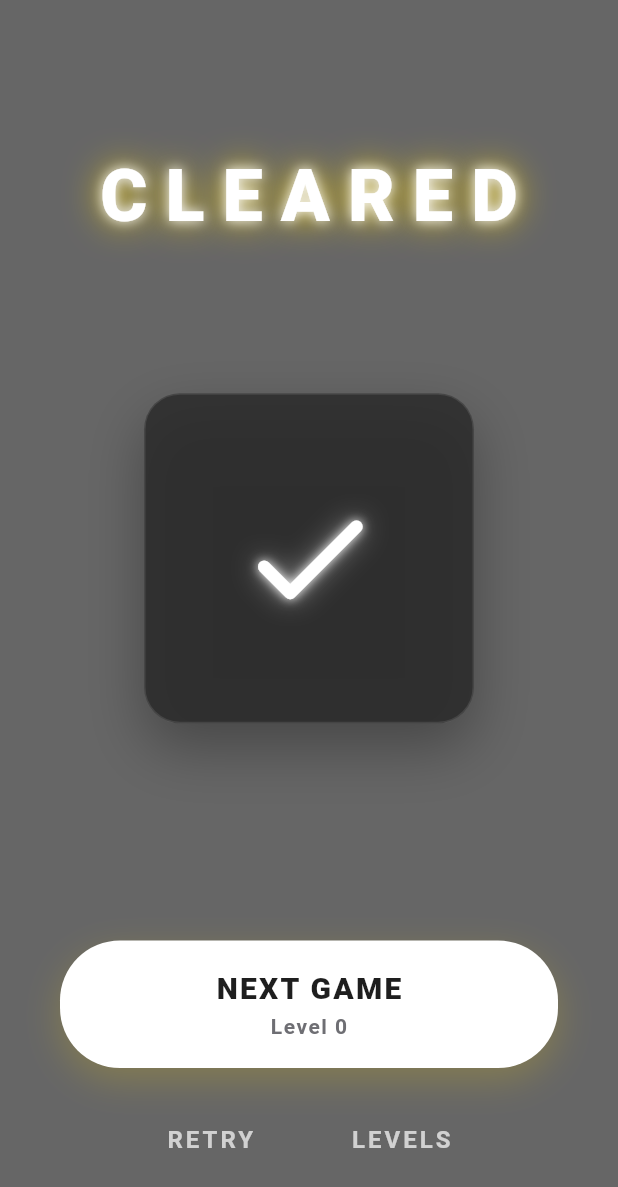
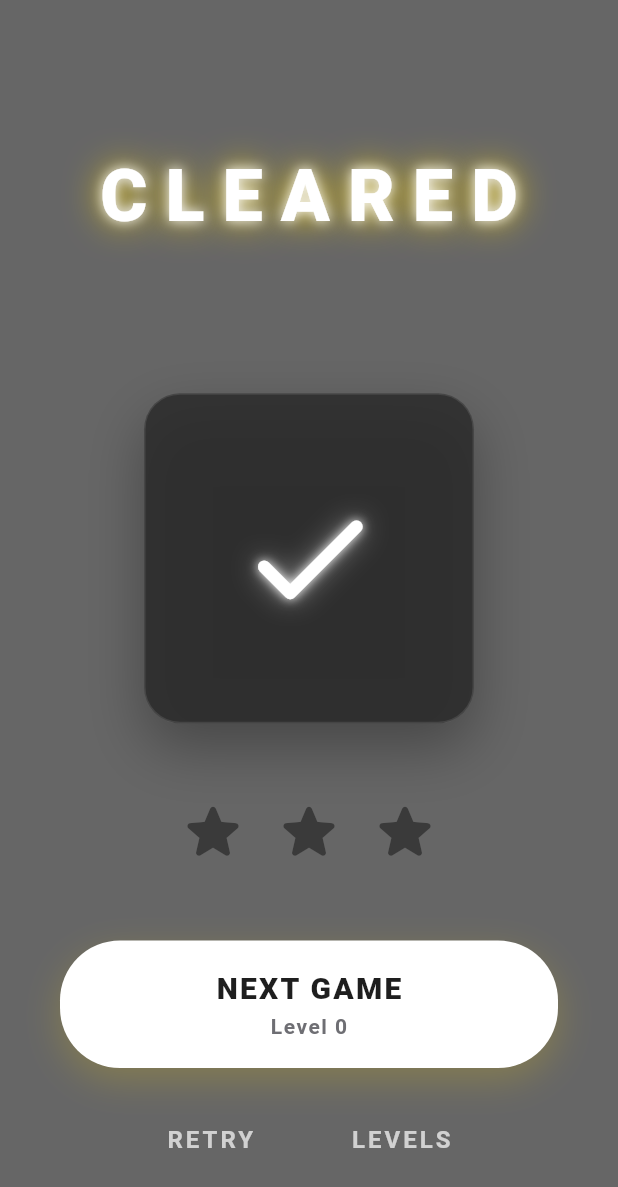
Before and after one commit to karthikedits01-ux/shadow_strips, a Flutter app: the LevelCompletedOverlay widget shown alone on an empty page, opened directly with empty values, after a tap on "NEXT GAME", on a phone screen of 412 x 824 dp. Shown: the top 1187 px of the screen. Run offline on Flutter 3.47's test engine with Material 3 defaults, Android fonts, the phone set to English and light mode, and no system bars; our stand-ins replace equatable, shared_preferences; accounts and stored records are empty.

Commit message:
texture s

```diff
--- a/lib/screens/game_screen.dart
+++ b/lib/screens/game_screen.dart
@@ -363,6 +363,7 @@ class _GameScreenState extends State<GameScreen> with TickerProviderStateMixin {
                 Positioned.fill(
                   child: LevelCompletedOverlay(
                     nextLevelNum: currentNum + 1,
+                    starsEarned: state.mistakes == 0 ? 3 : (state.mistakes == 1 ? 2 : 1),
                     onNextLevel: () {
                       widget.flowController.loadNextLevel();
                     },
--- a/lib/widgets/level_completed_overlay.dart
+++ b/lib/widgets/level_completed_overlay.dart
@@ -1,11 +1,13 @@
 import 'dart:math' as math;
 import 'dart:ui' as ui;
 import 'package:flutter/material.dart';
+import 'package:flutter/services.dart';
 import '../logic/level_repository.dart';
 import '../models/strip.dart';
 
 class LevelCompletedOverlay extends StatelessWidget {
   final int nextLevelNum;
+  final int starsEarned;
   final VoidCallback onNextLevel;
   final VoidCallback onRetry;
   final VoidCallback onLevels;
@@ -13,6 +15,7 @@ class LevelCompletedOverlay extends StatelessWidget {
   const LevelCompletedOverlay({
     super.key,
     required this.nextLevelNum,
+    required this.starsEarned,
     required this.onNextLevel,
     required this.onRetry,
     required this.onLevels,
@@ -24,9 +27,9 @@ class LevelCompletedOverlay extends StatelessWidget {
       // We animate a master value from 0.0 to 1.0.
       // We'll apply different curves manually inside the builder for different elements.
       tween: Tween<double>(begin: 0.0, end: 1.0),
-      duration: const Duration(milliseconds: 1800),
+      duration: const Duration(milliseconds: 2500),
       builder: (context, value, child) {
-        final t = value * 1800.0;
+        final t = value * 2500.0;
 
         // 1. Fast Background Blur & UI Entrance (0 to 800ms)
         final uiProgress = (t / 800.0).clamp(0.0, 1.0);
@@ -177,7 +180,21 @@ class LevelCompletedOverlay extends StatelessWidget {
                       ),
                     ),
 
-                    const Spacer(flex: 3),
+                    Expanded(
+                      flex: 3,
+                      child: Center(
+                        child: Row(
+                          mainAxisAlignment: MainAxisAlignment.center,
+                          children: [
+                            _StampingStar(t: t, startTime: 1750.0, duration: 350.0, isEarned: starsEarned >= 1),
+                            const SizedBox(width: 16),
+                            _StampingStar(t: t, startTime: 1900.0, duration: 350.0, isEarned: starsEarned >= 2),
+                            const SizedBox(width: 16),
+                            _StampingStar(t: t, startTime: 2050.0, duration: 350.0, isEarned: starsEarned >= 3),
+                          ],
+                        ),
+                      ),
+                    ),
 
                     // Floating Controls
                     Opacity(
@@ -387,3 +404,84 @@ class _MiniMapPainter extends CustomPainter {
     return oldDelegate.strips != strips;
   }
 }
+
+class _StampingStar extends StatefulWidget {
+  final double t;
+  final double startTime;
+  final double duration;
+  final bool isEarned;
+
+  const _StampingStar({
+    required this.t,
+    required this.startTime,
+    required this.duration,
+    required this.isEarned,
+  });
+
+  @override
+  State<_StampingStar> createState() => _StampingStarState();
+}
+
+class _StampingStarState extends State<_StampingStar> {
+  bool _hasImpacted = false;
+
+  @override
+  void didUpdateWidget(covariant _StampingStar oldWidget) {
+    super.didUpdateWidget(oldWidget);
+
+    final endTime = widget.startTime + widget.duration;
+    if (widget.t >= endTime && oldWidget.t < endTime) {
+      if (!_hasImpacted) {
+        _hasImpacted = true;
+        if (widget.isEarned) {
+          HapticFeedback.heavyImpact();
+        }
+      }
+    }
+  }
+
+  @override
+  Widget build(BuildContext context) {
+    if (widget.t < widget.startTime) {
+      return const Opacity(
+        opacity: 0.0,
+        child: SizedBox(width: 48, height: 48),
+      );
+    }
+
+    final progress = ((widget.t - widget.startTime) / widget.duration).clamp(0.0, 1.0);
+
+    final easeValue = Curves.easeOutBack.transform(progress);
+
+    final scale = progress < 1.0
+        ? 3.0 - (2.0 * easeValue)
+        : 1.0;
+
+    final rotation = progress < 1.0
+        ? 0.3 * (1.0 - easeValue)
+        : 0.0;
+
+    final opacity = Curves.easeIn.transform(progress).clamp(0.0, 1.0);
+
+    final color = widget.isEarned ? Colors.white : const Color(0xFF3A3A3A);
+    final shadows = widget.isEarned
+        ? const [Shadow(color: Colors.white54, blurRadius: 16)]
+        : const <Shadow>[];
+
+    return Transform.scale(
+      scale: scale,
+      child: Transform.rotate(
+        angle: rotation,
+        child: Opacity(
+          opacity: opacity,
+          child: Icon(
+            Icons.star_rounded,
+            color: color,
+            size: 48,
+            shadows: shadows,
+          ),
+        ),
+      ),
+    );
+  }
+}
```
